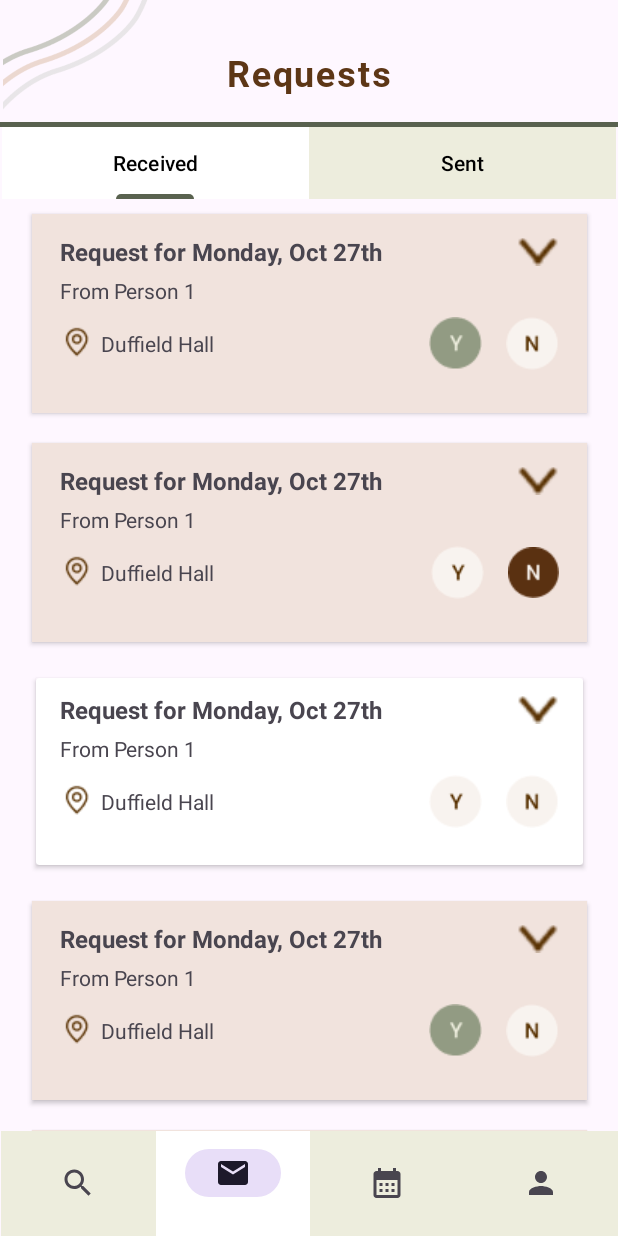
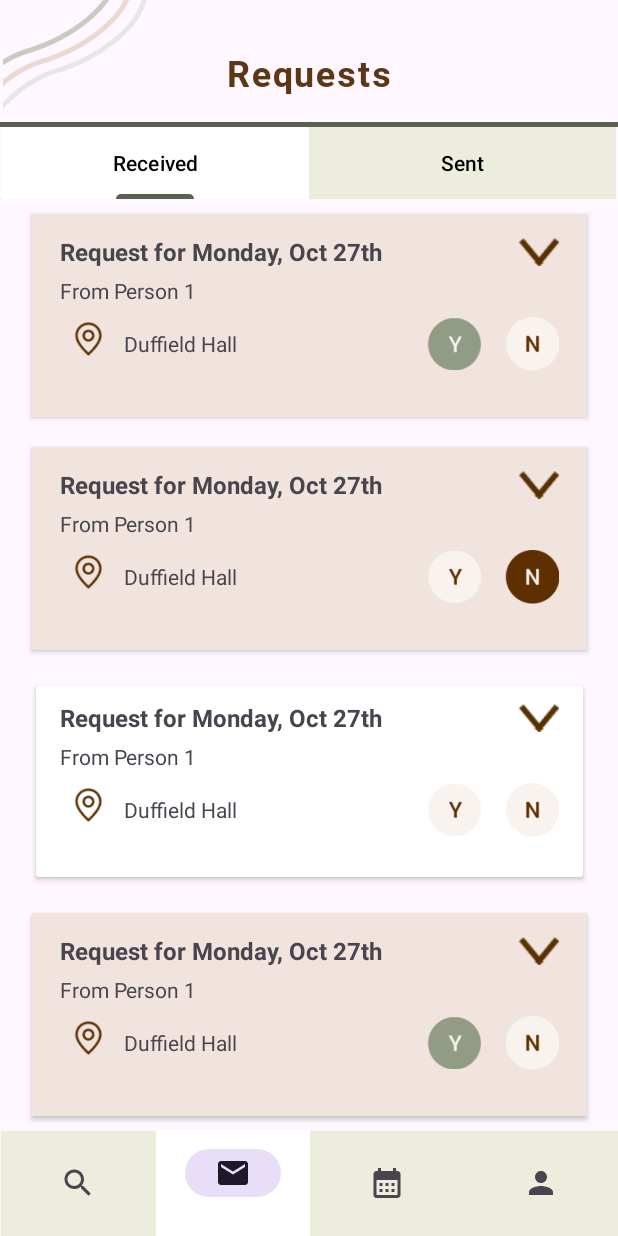
Before and after one commit to nchu05/Latte-Link, an Android app: the fragment RequestFragment placed in its activity, item 2 of the bottom bar chosen, on a phone screen of 412 x 824 dp. Run offline under Robolectric (Android 15) with nearby library versions, the phone set to English and light mode, and no system bars.

Commit message:
styling updates

```diff
--- a/app/src/main/java/com/example/androidfa23/ReceivedRecyclerAdapter.kt
+++ b/app/src/main/java/com/example/androidfa23/ReceivedRecyclerAdapter.kt
@@ -51,12 +51,23 @@ class ReceivedRecyclerAdapter (private var dataset: List<RequestClass>): Recycle
         holder.person.text = "From ${request.requester.name}"
         if (request.accepted==true){
             holder.card.setBackgroundColor(ContextCompat.getColor(holder.card.context, R.color.beige))
-            holder.yes.setImageResource(R.drawable.selected_yes)
+            holder.yes.setImageResource(R.drawable.y_coffee_chat_selected_green)
 
         }else if (request.accepted==false){
             holder.card.setBackgroundColor(ContextCompat.getColor(holder.card.context, R.color.beige))
-            holder.no.setImageResource(R.drawable.selected_no)
+            holder.no.setImageResource(R.drawable.n_coffee_chat_selected)
 
+        }else{
+            holder.yes.setOnClickListener {
+                holder.card.setBackgroundColor(ContextCompat.getColor(holder.card.context, R.color.beige))
+                holder.yes.setImageResource(R.drawable.y_coffee_chat_selected_green)
+                request.accepted = true
+            }
+            holder.no.setOnClickListener {
+                holder.card.setBackgroundColor(ContextCompat.getColor(holder.card.context, R.color.beige))
+                holder.no.setImageResource(R.drawable.n_coffee_chat_selected)
+                request.accepted = false
+            }
         }
         holder.messageButton.setOnClickListener{
             if (holder.message.visibility==View.INVISIBLE){
--- a/app/src/main/java/com/example/androidfa23/SentRecyclerAdapter.kt
+++ b/app/src/main/java/com/example/androidfa23/SentRecyclerAdapter.kt
@@ -20,7 +20,7 @@ class SentRecyclerAdapter (private var dataset: List<RequestClass>): RecyclerVie
         val messageButton: ImageView
         val message: TextView
         val card: CardView
-        val status: Button
+        val status: ImageView
         init{
             title = view.findViewById(R.id.title)
             person = view.findViewById(R.id.person)
@@ -51,15 +51,11 @@ class SentRecyclerAdapter (private var dataset: List<RequestClass>): RecyclerVie
         holder.person.text = "From ${request.requester.name}"
         if (request.accepted==true){
             holder.card.setBackgroundColor(ContextCompat.getColor(holder.card.context, R.color.beige))
-            holder.status.text = "Request Accepted"
-            holder.status.setTextColor(ContextCompat.getColor(holder.card.context, R.color.white))
-            holder.status.setBackgroundColor(ContextCompat.getColor(holder.card.context, R.color.darkGreen))
+            holder.status.setImageResource(R.drawable.request_accepted)
 
         }else if (request.accepted==false){
             holder.card.setBackgroundColor(ContextCompat.getColor(holder.card.context, R.color.beige))
-            holder.status.text = "Request Denied"
-            holder.status.setTextColor(ContextCompat.getColor(holder.card.context, R.color.white))
-            holder.status.setBackgroundColor(ContextCompat.getColor(holder.card.context, R.color.brown))
+            holder.status.setImageResource(R.drawable.request_denied)
 
         }
         holder.messageButton.setOnClickListener{
--- /dev/null
+++ b/app/src/main/res/drawable/bottom_navigation_selector.xml
@@ -0,0 +1,5 @@
+<?xml version="1.0" encoding="utf-8"?>
+<selector xmlns:android="http://schemas.android.com/apk/res/android">
+    <item android:state_checked="true" android:color="@color/lightGreen" />
+    <item android:color="@color/darkGreen"/>
+</selector>
--- a/app/src/main/res/drawable/navigation_tab_selector.xml
+++ b/app/src/main/res/drawable/navigation_tab_selector.xml
@@ -1,5 +1,5 @@
 <?xml version="1.0" encoding="utf-8"?>
 <selector xmlns:android="http://schemas.android.com/apk/res/android">
-    <item android:state_selected="true" android:drawable="@color/white" />
+    <item android:state_checked="true" android:drawable="@color/white" />
     <item android:drawable="@color/lightGreen"/>
 </selector>
--- a/app/src/main/res/layout/activity_main.xml
+++ b/app/src/main/res/layout/activity_main.xml
@@ -12,6 +12,7 @@
         android:background="@color/lightGreen"
         android:layout_width="411dp"
         android:layout_height="70dp"
+
         app:layout_constraintBottom_toBottomOf="parent"
         app:layout_constraintEnd_toEndOf="parent"
         app:layout_constraintStart_toStartOf="parent"
--- a/app/src/main/res/layout/received_item.xml
+++ b/app/src/main/res/layout/received_item.xml
@@ -22,7 +22,6 @@
             android:layout_marginLeft="16dp"
             android:layout_marginRight="16dp"
             android:layout_marginTop="10dp"
-            android:text="Request for Fri, 12/15 @ 3:00 PM"
             android:maxLines="2"
             android:scrollHorizontally="false"
             android:textSize="16sp"
@@ -49,7 +48,6 @@
             android:layout_width="wrap_content"
             android:layout_height="wrap_content"
             android:layout_marginTop="5dp"
-            android:text="from Aliyah Mills"
             android:layout_marginBottom="20dp"
             app:layout_constraintBottom_toTopOf="@+id/location"
             app:layout_constraintStart_toStartOf="parent"
@@ -57,8 +55,8 @@
 
         <ImageView
             android:id="@+id/locationIcon"
-            android:layout_width="wrap_content"
-            android:layout_height="wrap_content"
+            android:layout_width="37dp"
+            android:layout_height="26dp"
             android:layout_marginStart="16dp"
             android:src="@drawable/location"
             app:layout_constraintBottom_toBottomOf="@id/location"
@@ -70,7 +68,6 @@
             android:id="@+id/location"
             android:layout_width="wrap_content"
             android:layout_height="wrap_content"
-            android:text="Duffield Hall"
             android:textSize="14sp"
             app:layout_constraintTop_toBottomOf="@id/person"
             android:layout_marginLeft="5dp"
@@ -80,20 +77,20 @@
 
         <ImageView
             android:id="@+id/yesButton"
-            android:layout_width="wrap_content"
-            android:layout_height="wrap_content"
-            android:src="@drawable/unselected_yes"
+            android:layout_width="36dp"
+            android:layout_height="40dp"
+            android:layout_marginRight="16dp"
             android:clickable="true"
+            android:src="@drawable/y_coffee_chat"
             app:layout_constraintBottom_toBottomOf="@+id/location"
-            app:layout_constraintTop_toTopOf="@+id/location"
             app:layout_constraintEnd_toStartOf="@id/noButton"
-            android:layout_marginRight="16dp"/>
+            app:layout_constraintTop_toTopOf="@+id/location" />
 
         <ImageView
             android:id="@+id/noButton"
-            android:layout_width="wrap_content"
-            android:layout_height="wrap_content"
-            android:src="@drawable/unselected_no"
+            android:layout_width="36dp"
+            android:layout_height="40dp"
+            android:src="@drawable/n_coffee_chat"
             android:layout_marginRight="16dp"
             app:layout_constraintTop_toTopOf="@id/yesButton"
             app:layout_constraintBottom_toBottomOf="@id/yesButton"
```
Also changed, not shown: app/src/main/res/layout/event_item.xml (+6 -3 lines), app/src/main/res/layout/sent_item.xml (+7 -5 lines), app/src/main/res/drawable/awaiting_response.png (added), app/src/main/res/drawable/collapse.png, app/src/main/res/drawable/expand.png, app/src/main/res/drawable/location.png, app/src/main/res/drawable/request_accepted.png (added), app/src/main/res/drawable/request_denied.png (added), app/src/main/res/drawable/selected_no.png (deleted), app/src/main/res/drawable/selected_yes.png (deleted), app/src/main/res/drawable/unselected_no.png (deleted), app/src/main/res/drawable/unselected_yes.png (deleted), app/src/main/res/drawable/y_coffee_chat_selected_green.png (added).
